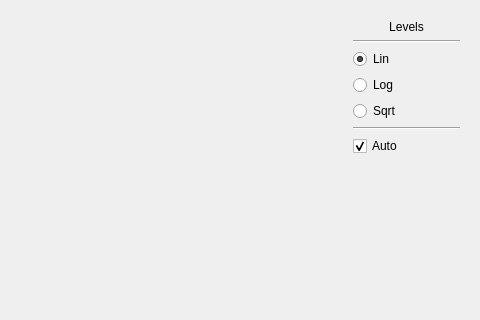
Qt form data_viewer/uis/frame_view.ui (yamedvedya/data_viewer) before a commit; both pictures show x 268 to 748 and y 0 to 320 of the 748 by 421 pixel window.
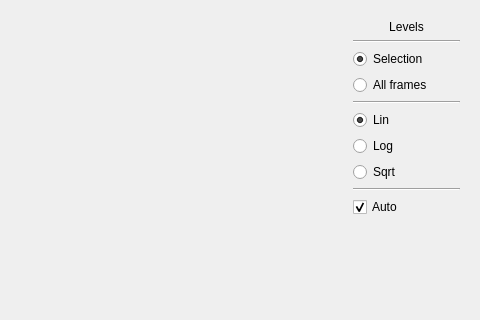
The same form after that commit. Custom widgets are drawn as their Qt base class.

Commit message:
levels can be only for selection
new settings

The edit to the form file:
```diff
--- a/data_viewer/uis/frame_view.ui
+++ b/data_viewer/uis/frame_view.ui
@@ -37,7 +37,7 @@
            <height>16777215</height>
           </size>
          </property>
-         <layout class="QVBoxLayout" name="hist_layout" stretch="0,0,0,0,0,0,0,1">
+         <layout class="QVBoxLayout" name="hist_layout" stretch="0,0,0,0,0,0,0,0,0,0,1">
           <item>
            <widget class="QLabel" name="label">
             <property name="text">
@@ -48,6 +48,36 @@
             </property>
            </widget>
           </item>
+          <item>
+           <widget class="Line" name="line_3">
+            <property name="orientation">
+             <enum>Qt::Horizontal</enum>
+            </property>
+           </widget>
+          </item>
+          <item>
+           <widget class="QRadioButton" name="rb_hist_selected">
+            <property name="text">
+             <string>Selection</string>
+            </property>
+            <property name="checked">
+             <bool>true</bool>
+            </property>
+            <attribute name="buttonGroup">
+             <string notr="true">bg_hist_selection</string>
+            </attribute>
+           </widget>
+          </item>
+          <item>
+           <widget class="QRadioButton" name="rb_hist_all">
+            <property name="text">
+             <string>All frames</string>
+            </property>
+            <attribute name="buttonGroup">
+             <string notr="true">bg_hist_selection</string>
+            </attribute>
+           </widget>
+          </item>
           <item>
            <widget class="Line" name="line_2">
             <property name="orientation">
```
Left out of the diff: 1 changed line with no effect on the pictures. The commit also changes 27 other files.
